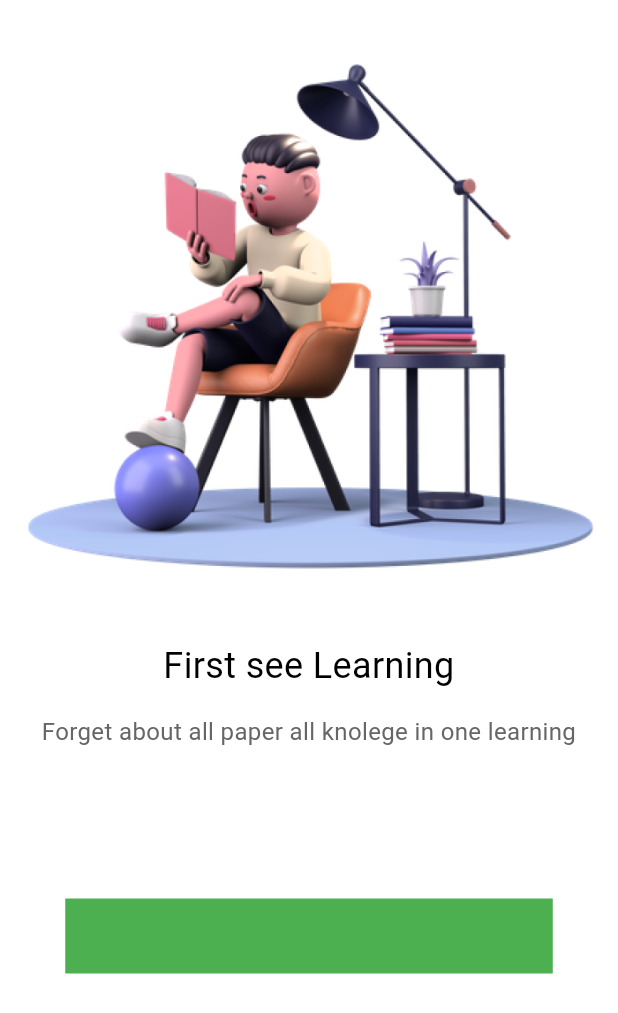
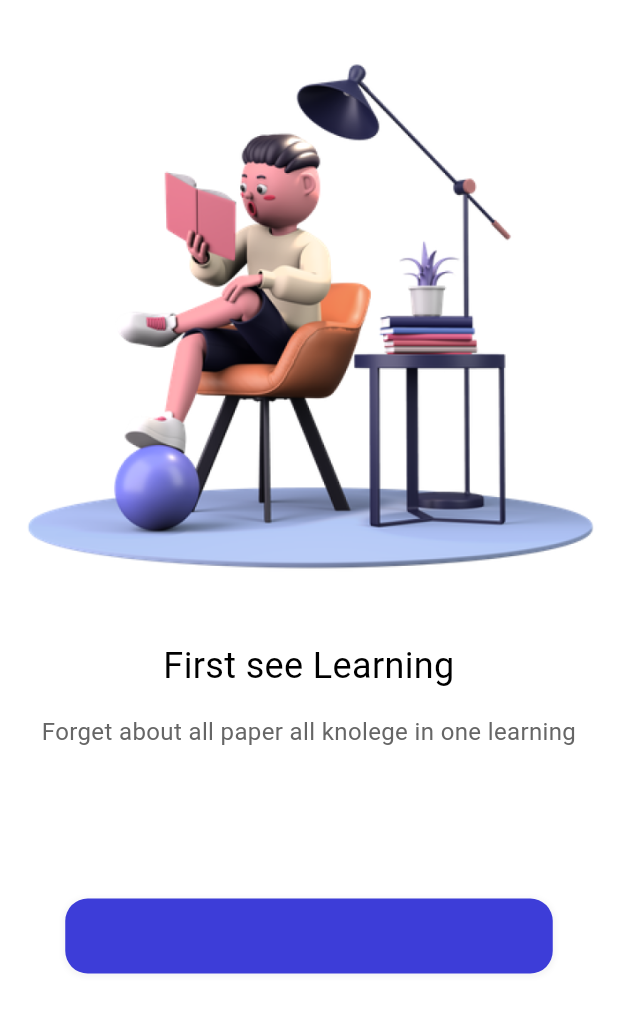
Before and after one commit to AbilioN/onlineCourse, a Flutter app: the screen it shows after launch, on a phone screen of 412 x 824 dp. Shown: the top 1013 px of the screen. Run offline on Flutter 3.47's test engine with Material 3 defaults, Android fonts, the phone set to English and light mode, and no system bars; our stand-ins replace flutter_riverpod.

Commit message:
static widget called

```diff
--- a/lib/common/widgets/app_shadows.dart
+++ b/lib/common/widgets/app_shadows.dart
@@ -1,11 +1,9 @@
 import 'package:another/common/utils/colors.dart';
 import 'package:flutter/material.dart';
 
-class AppBoxShadow extends BoxDecoration {
-  const AppBoxShadow();
-
-  @override
-  BoxDecoration build(BuildContext context) {
+class AppBoxDecorations {
+  // Method to return the customized BoxDecoration
+  static BoxDecoration customBoxDecoration() {
     return BoxDecoration(
       color: AppColors.primaryElement,
       borderRadius: BorderRadius.circular(15),
@@ -14,7 +12,9 @@ class AppBoxShadow extends BoxDecoration {
           color: Colors.grey.withOpacity(0.1),
           spreadRadius: 1,
           blurRadius: 2,
-              offset: Offset(0, 1))
-        ]);
+          offset: Offset(0, 1), // changes position of shadow
+        ),
+      ],
+    );
   }
 }
--- a/lib/pages/welcome/widgets.dart
+++ b/lib/pages/welcome/widgets.dart
@@ -46,13 +46,12 @@ class _NextButton extends StatelessWidget {
     return Container(
       width: 325,
       height: 50,
-      color: Colors.green,
       margin: const EdgeInsets.only(
         top: 100,
         left: 25,
         right: 25,
       ),
-      // decoration: AppBoxShadow(),
+      decoration: AppBoxDecorations.customBoxDecoration(),
     );
   }
 }
```
Lines whose indentation alone changed are shown as unchanged.
